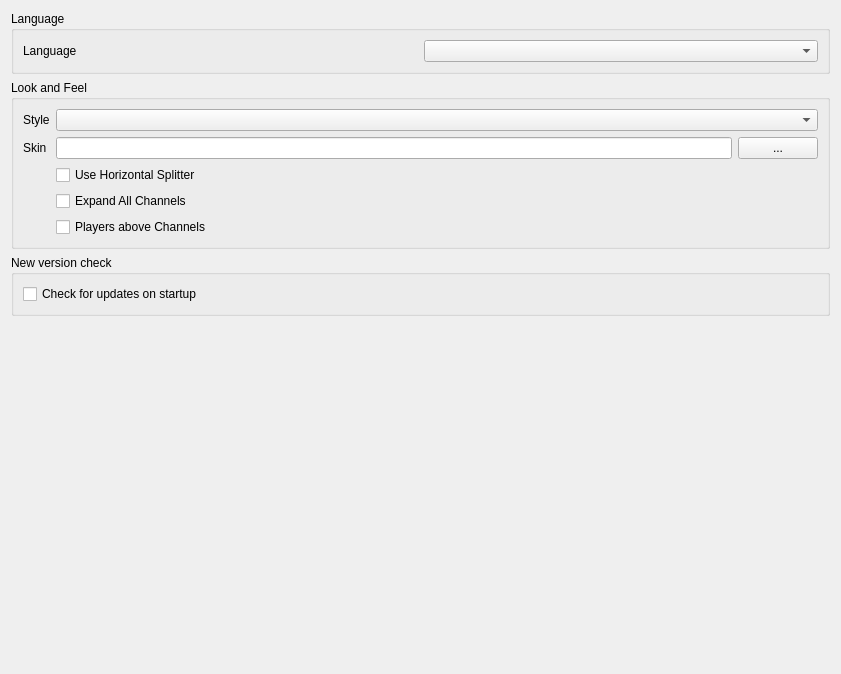
First picture: the form in src/mumble/LookConfig.ui, repository mumble-voip/mumble, before the edit.
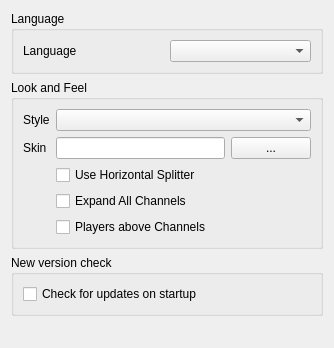
Second picture: the form after the edit.

Diff of the .ui file:
```diff
--- a/src/mumble/LookConfig.ui
+++ b/src/mumble/LookConfig.ui
@@ -5,8 +5,8 @@
    <rect>
     <x>0</x>
     <y>0</y>
-    <width>841</width>
-    <height>674</height>
+    <width>334</width>
+    <height>348</height>
    </rect>
   </property>
   <property name="windowTitle" >
```
